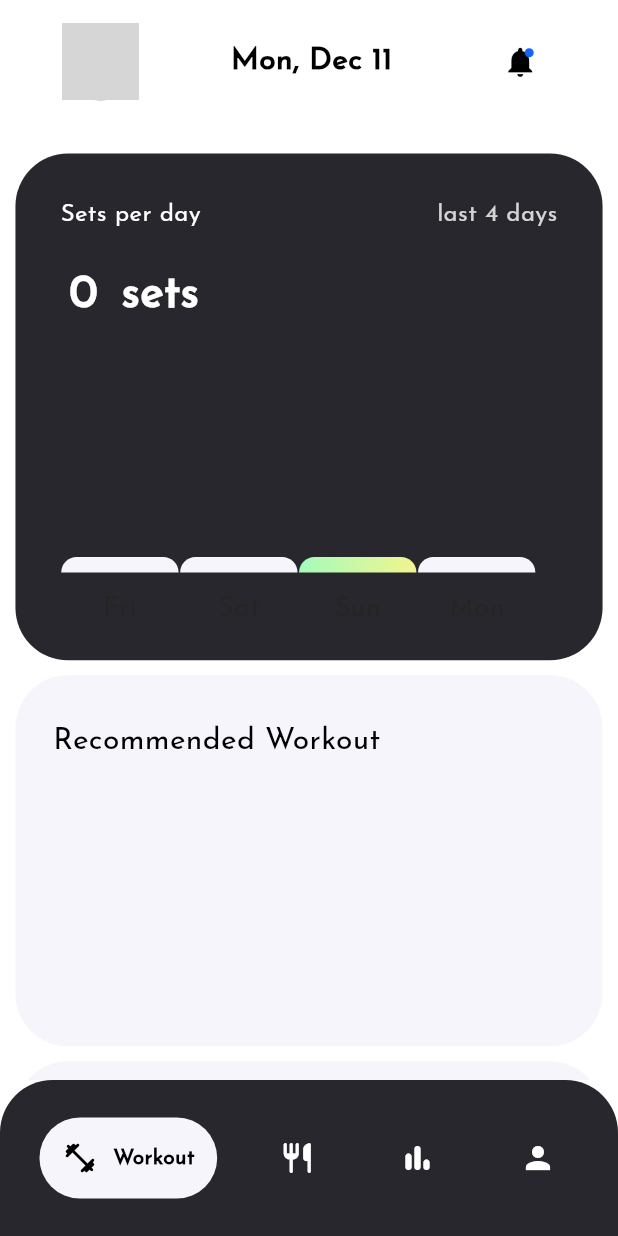
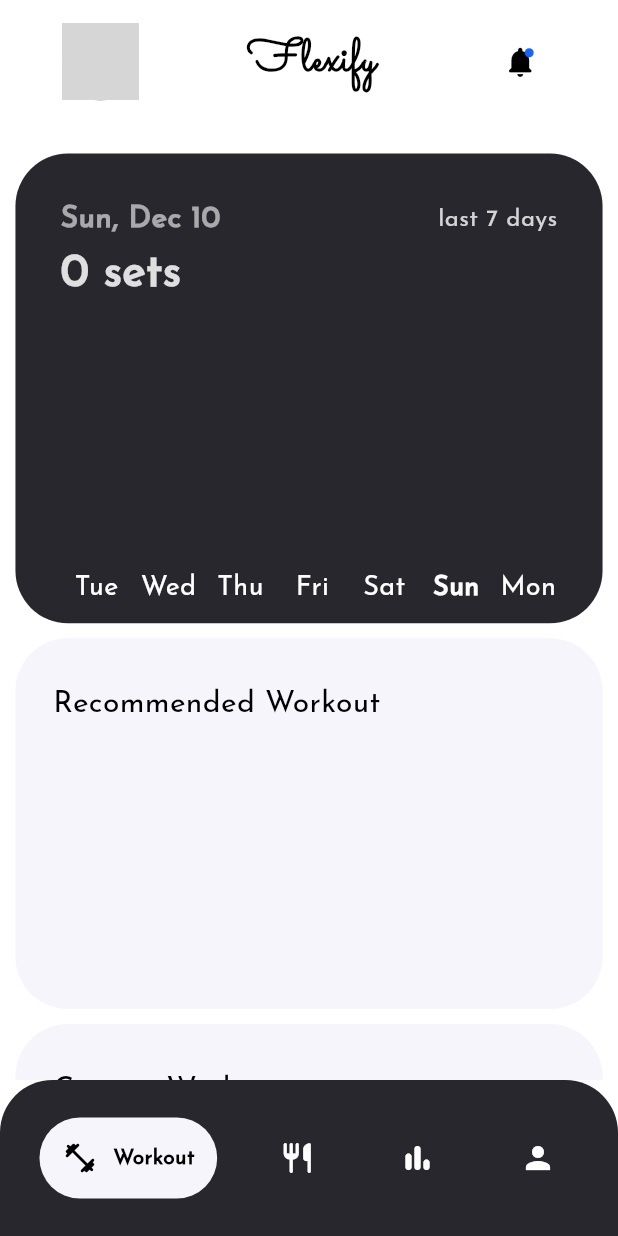
Before and after one commit to badbryany/Flexify, a Flutter app: the screen it shows after launch, on a phone screen of 412 x 824 dp. Run offline on Flutter 3.47's test engine with Material 3 defaults, Android fonts, the phone set to English and light mode, and no system bars; drawn by our look-alikes of google_nav_bar; our stand-ins replace page_transition, shared_preferences; network calls fail; grey boxes are pictures that could not be loaded.

Commit message:
Added Date, Flexify and Multiple Bars etc

```diff
--- a/lib/pages/dashboard.dart
+++ b/lib/pages/dashboard.dart
@@ -43,35 +43,6 @@
   Duration duration = const Duration(milliseconds: 250);
   double imageSize = 0.125;
 
-  String dateString() {
-    DateTime now = DateTime.now();
-    String day = [
-      'Mon',
-      'Tue',
-      'Wed',
-      'Thu',
-      'Fri',
-      'Sat',
-      'Sun',
-    ][now.weekday - 1];
-    String month = [
-      'Jan',
-      'Feb',
-      'Mar',
-      'Apr',
-      'May',
-      'Jun',
-      'Jul',
-      'Aug',
-      'Sep',
-      'Oct',
-      'Nov',
-      'Dec'
-    ][now.month - 1];
-
-    return '$day, $month ${now.day}';
-  }
-
   @override
   Widget build(BuildContext context) {
     SystemChrome.setSystemUIOverlayStyle(
@@ -114,10 +85,11 @@
                       ),
                     ),
                     Text(
-                      dateString(),
+                      'Flexify',
                       style: TextStyle(
                         fontWeight: FontWeight.bold,
-                        fontSize: 20,
+                        fontFamily: 'Sacramento',
+                        fontSize: 30,
                         color: Theme.of(context).focusColor,
                       ),
                     ),
@@ -126,7 +98,7 @@
                         IconButton(
                           onPressed: () {},
                           icon: Icon(
-                            Icons.notifications,
+                            Icons.notifications_rounded,
                             color: Theme.of(context).focusColor,
                           ),
                         ),
--- a/lib/pages/workout/dashboardWorkout.dart
+++ b/lib/pages/workout/dashboardWorkout.dart
@@ -44,14 +44,18 @@
 
 class _WorkoutDashboardState extends State<WorkoutDashboard> {
   List<DateTime> dates = [
+    DateTime.now().subtract(const Duration(days: 6)),
+    DateTime.now().subtract(const Duration(days: 5)),
+    DateTime.now().subtract(const Duration(days: 4)),
     DateTime.now().subtract(const Duration(days: 3)),
     DateTime.now().subtract(const Duration(days: 2)),
     DateTime.now().subtract(const Duration(days: 1)),
     DateTime.now(),
   ];
 
-  List<int> intensityPerDay = [0, 0, 0, 0];
-  int selectedIintensity = 2; // yesterday
+  List<int> intensityPerDay = [0, 0, 0, 0, 0, 0, 0];
+
+  int selectedIntesity = 5; // yesterday
 
   getData() async {
     List<Set> sets = (await Save.setSetIfNull())
@@ -79,14 +83,42 @@
     getData();
   }
 
-  int max(List<int> list) {
+  double max(List<int> list, BuildContext context) {
     int maxValue = list[0];
     for (int i = 1; i < list.length; i++) {
       if (list[i] > maxValue) {
         maxValue = list[i];
       }
     }
-    return maxValue;
+    return maxValue.toDouble();
+  }
+
+  String dateString(DateTime date) {
+    String day = [
+      'Mon',
+      'Tue',
+      'Wed',
+      'Thu',
+      'Fri',
+      'Sat',
+      'Sun',
+    ][date.weekday - 1];
+    String month = [
+      'Jan',
+      'Feb',
+      'Mar',
+      'Apr',
+      'May',
+      'Jun',
+      'Jul',
+      'Aug',
+      'Sep',
+      'Oct',
+      'Nov',
+      'Dec'
+    ][date.month - 1];
+
+    return '$day, $month ${date.day}';
   }
 
   List<Widget> chartWidgets() {
@@ -111,20 +143,22 @@
           mainAxisAlignment: MainAxisAlignment.end,
           children: [
             GestureDetector(
-              onTap: () => setState(() => selectedIintensity = i),
+              onTap: () => setState(() => selectedIntesity = i),
               child: AnimatedContainer(
                 duration: const Duration(milliseconds: 400),
-                height: (MediaQuery.of(context).size.height * 0.2) /
-                    16 *
-                    realIntensity,
-                width: MediaQuery.of(context).size.width * 0.19,
+                height: max(intensityPerDay, context) == 0
+                    ? 0
+                    : ((MediaQuery.of(context).size.height * 0.18) /
+                        max(intensityPerDay, context) *
+                        realIntensity),
+                width: MediaQuery.of(context).size.width * 0.114,
                 margin: const EdgeInsets.only(
                   left: 0.5,
                   right: 0.5,
                 ),
                 decoration: BoxDecoration(
                   color: Theme.of(context).colorScheme.surface,
-                  gradient: selectedIintensity == i
+                  gradient: selectedIntesity == i
                       ? LinearGradient(
                           colors: [
                             Theme.of(context).colorScheme.primary,
@@ -138,8 +172,8 @@
                           ],
                         ),
                   borderRadius: const BorderRadius.only(
-                    topLeft: Radius.circular(22),
-                    topRight: Radius.circular(22),
+                    topLeft: Radius.circular(18),
+                    topRight: Radius.circular(18),
                   ),
                 ),
               ),
@@ -149,7 +183,8 @@
               day,
               style: TextStyle(
                 fontSize: 18,
-                fontWeight: selectedIintensity == i ? FontWeight.bold : null,
+                fontWeight: selectedIntesity == i ? FontWeight.bold : null,
+                color: Theme.of(context).scaffoldBackgroundColor,
               ),
             )
           ],
@@ -163,7 +198,7 @@
   Widget build(BuildContext context) {
     return Container(
       width: MediaQuery.of(context).size.width * 0.95,
-      height: MediaQuery.of(context).size.height * 0.41,
+      height: MediaQuery.of(context).size.height * 0.38,
       padding: const EdgeInsets.all(30),
       margin: const EdgeInsets.only(top: 20),
       decoration: BoxDecoration(
@@ -175,16 +210,24 @@
           Row(
             mainAxisAlignment: MainAxisAlignment.spaceBetween,
             children: [
-              Text(
-                'Sets per day',
+              Container(
+                alignment: Alignment.centerLeft,
+                width: MediaQuery.of(context).size.width * 0.3,
+                child: Text(
+                  dateString(dates[selectedIntesity]),
+                  key: ValueKey(selectedIntesity),
+                  //textAlign: TextAlign.left,
                   style: TextStyle(
-                  fontSize: 16,
+                    fontSize: 20,
+                    fontWeight: FontWeight.bold,
                     color: Theme.of(context)
-                      .scaffoldBackgroundColor,
+                        .scaffoldBackgroundColor
+                        .withOpacity(0.6),
+                  ),
                 ),
               ),
               Text(
-                'last 4 days',
+                'last ${dates.length} days',
                 style: TextStyle(
                   fontSize: 16,
                   color: Theme.of(context)
@@ -194,39 +237,17 @@
               ),
             ],
           ),
-          const SizedBox(height: 20),
           Row(
             children: [
-              Row(
-                children: [
-                  SizedBox(
-                    width: MediaQuery.of(context).size.width * 0.075,
-                    child: AnimatedSwitcher(
-                      duration: const Duration(milliseconds: 250),
-                      transitionBuilder: (child, animation) => ScaleTransition(
-                        scale: animation,
-                        child: child,
-                      ),
-                      child: Text(
-                        '${intensityPerDay[selectedIintensity]}',
-                        key: ValueKey(selectedIintensity),
+              Text(
+                '${intensityPerDay[selectedIntesity]} sets',
                 style: TextStyle(
                   fontSize: 30,
                   fontWeight: FontWeight.bold,
-                          color: Theme.of(context).scaffoldBackgroundColor
+                  color: Theme.of(context)
+                      .scaffoldBackgroundColor
+                      .withOpacity(0.85),
                 ),
-                      ),
-                    ),
-                  ),
-                  Text(
-                    ' sets',
-                    style: TextStyle(
-                      fontSize: 30,
-                      fontWeight: FontWeight.bold,
-                      color: Theme.of(context).scaffoldBackgroundColor
-                    ),
-                  ),
-                ],
               ),
             ],
           ),
--- a/lib/pages/workout/workoutPage.dart
+++ b/lib/pages/workout/workoutPage.dart
@@ -63,7 +63,6 @@
                           child: Icon(
                             color: Theme.of(context).focusColor,
                             Icons.arrow_back_ios_new_rounded,
-                            color: Theme.of(context).colorScheme.background,
                           ),
                         ),
                       ),
--- a/pubspec.yaml
+++ b/pubspec.yaml
@@ -26,3 +26,6 @@
     - family: JosefinSans
       fonts:
         - asset: ./assets/fonts/JosefinSans-Regular.ttf
+    - family: Sacramento
+      fonts:
+        - asset: ./assets/fonts/Sacramento-Regular.ttf
```
Also changed, not shown: assets/fonts/Sacramento-Regular.ttf (added). Lines whose indentation alone changed are shown as unchanged.
